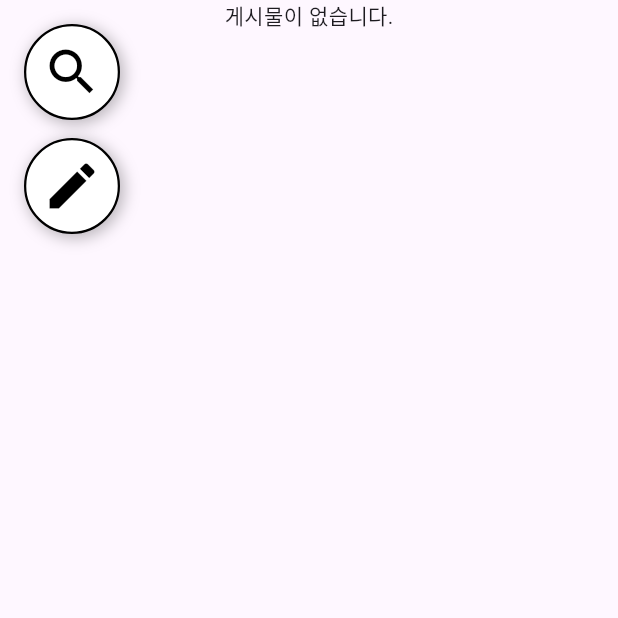
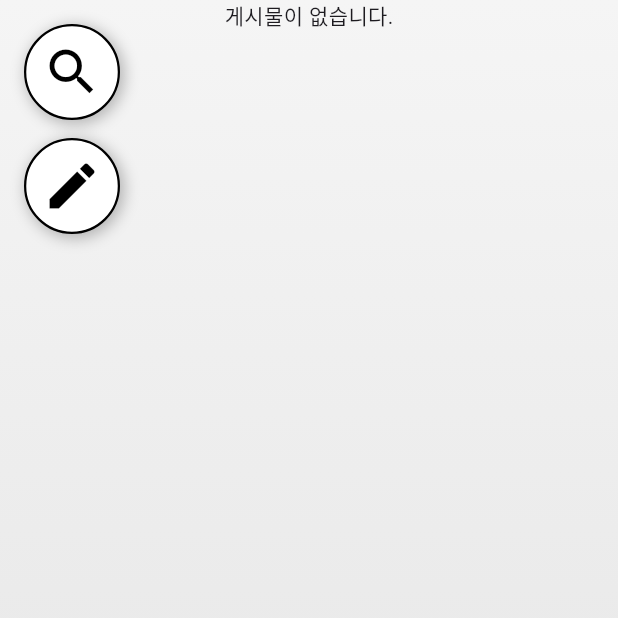
Before and after one commit to HongWonjong/flutter-sns-app, a Flutter app: the PostListPage screen opened by its route, on a phone screen of 412 x 824 dp, the top half of it. Run offline on Flutter 3.47's test engine with Material 3 defaults, Android fonts, the phone set to English and light mode, and no system bars; drawn by our look-alikes of sentry_flutter; our stand-ins replace cloud_firestore, firebase_analytics, firebase_core, firebase_storage, flutter_riverpod, image_picker; accounts and stored records are empty.

Commit message:
feat: post_list_page.dart UI 변경, 게시물 사이의 구분선과 배경을 좀 더 멋있게

```diff
--- a/lib/presentation/constants/app_styles.dart
+++ b/lib/presentation/constants/app_styles.dart
@@ -1,10 +1,9 @@
 import 'package:flutter/material.dart';
 
 class AppStyles {
-  // 색상
   static const Color backgroundColor = Colors.grey;
   static const Color cardBackgroundColor = Color(0xFFE0E0E0);
-  static const Color tagBackgroundColor = Color(0x42D3D3D3);
+  static const Color tagBackgroundColor = Color(0xFFFFFFFF);
   static const Color tagTextColor = Colors.black;
   static const Color iconColor = Colors.black;
   static const Color shadowColor = Colors.black26;
@@ -12,15 +11,18 @@ class AppStyles {
   static const Color dividerColor = Colors.black;
   static const Color iconBackgroundColor = Colors.white;
   static const Color overlayBackgroundColor = Colors.transparent;
-  static const Color searchActiveBackgroundColor = Colors.blue; // 추가: 검색 중 배경색
+  static const Color searchActiveBackgroundColor = Colors.blue;
+  static const Color dividerGradientStart = Color(0xFFBBBBBB); // 추가: 구분선 그라디언트 시작
+  static const Color dividerGradientEnd = Color(0xFF888888); // 추가: 구분선 그라디언트 끝
+  static const Color listBackgroundGradientStart = Color(0xFFF5F5F5); // 추가: 목록 배경 그라디언트
+  static const Color listBackgroundGradientEnd = Color(0xFFE0E0E0);
 
-  // 크기
   static const double cardBorderRadius = 12.0;
   static const double iconSizeSmall = 24.0;
   static const double iconSizeLarge = 40.0;
   static const double chipPaddingHorizontal = 4.0;
   static const double chipSpacing = 8.0;
-  static const double dividerThickness = 1.0;
+  static const double dividerThickness = 0.5; // 수정: 더 얇은 구분선
   static const double iconButtonSize = 64.0;
   static const double iconButtonSizeSmall = 48.0;
   static const double overlayHeightRatio = 0.8;
@@ -30,8 +32,8 @@ class AppStyles {
   static const double maxOverlayFontSize = 48.0;
   static const double splashRadiusLarge = 20.0;
   static const double splashRadiusSmall = 16.0;
+  static const double cardSpacing = 8.0; // 추가: 카드 간 간격
 
-  // 패딩
   static const EdgeInsets pagePadding = EdgeInsets.all(16.0);
   static const EdgeInsets cardPadding = EdgeInsets.symmetric(horizontal: 16.0, vertical: 8.0);
   static const EdgeInsets contentPadding = EdgeInsets.all(12.0);
@@ -40,7 +42,6 @@ class AppStyles {
   static const EdgeInsets iconPaddingSmall = EdgeInsets.all(2.0);
   static const EdgeInsets overlayTextPadding = EdgeInsets.symmetric(horizontal: 12.0, vertical: 8.0);
 
-  // 텍스트 스타일
   static const TextStyle titleStyle = TextStyle(
     fontSize: 24,
     fontWeight: FontWeight.bold,
@@ -69,7 +70,6 @@ class AppStyles {
     ],
   );
 
-  // 그림자
   static const List<BoxShadow> defaultShadow = [
     BoxShadow(
       color: shadowColor,
@@ -79,7 +79,15 @@ class AppStyles {
     ),
   ];
 
-  // 테두리
+  static const List<BoxShadow> dividerShadow = [ // 추가: 구분선 그림자
+    BoxShadow(
+      color: shadowColor,
+      blurRadius: 2.0,
+      offset: Offset(0, 1),
+      spreadRadius: 0.5,
+    ),
+  ];
+
   static const Border iconBorder = Border(
     top: BorderSide(color: dividerColor, width: 1.5),
     bottom: BorderSide(color: dividerColor, width: 1.5),
@@ -87,7 +95,7 @@ class AppStyles {
     right: BorderSide(color: dividerColor, width: 1.5),
   );
 
-  // 애니메이션
   static const Duration animationDuration = Duration(milliseconds: 200);
   static const Curve animationCurve = Curves.easeInOut;
+  static const Duration cardAnimationDuration = Duration(milliseconds: 300); // 추가: 카드 애니메이션
 }
--- a/lib/presentation/pages/post_list_page/post_list_page.dart
+++ b/lib/presentation/pages/post_list_page/post_list_page.dart
@@ -67,7 +67,7 @@ class _PostListPageState extends ConsumerState<PostListPage> {
       _currentTag = tag;
     });
     try {
-      ref.read(postProvider.notifier).state = []; // 검색 전 상태 초기화
+      ref.read(postProvider.notifier).state = [];
       await ref.read(postProvider.notifier).searchPostsByTag(tag);
     } catch (e) {
       setState(() {
@@ -159,6 +159,17 @@ class _PostListPageState extends ConsumerState<PostListPage> {
 
     return Scaffold(
       body: SafeArea(
+        child: Container(
+          decoration: BoxDecoration(
+            gradient: LinearGradient(
+              begin: Alignment.topCenter,
+              end: Alignment.bottomCenter,
+              colors: [
+                AppStyles.listBackgroundGradientStart,
+                AppStyles.listBackgroundGradientEnd,
+              ],
+            ),
+          ),
           child: Stack(
             children: [
               CustomScrollView(
@@ -195,17 +206,35 @@ class _PostListPageState extends ConsumerState<PostListPage> {
                           return Column(
                             children: [
                               Padding(
-                              padding: const EdgeInsets.symmetric(vertical: 4.0),
+                                padding: EdgeInsets.symmetric(
+                                  horizontal: AppStyles.pagePadding.left,
+                                  vertical: AppStyles.cardSpacing,
+                                ),
+                                child: AnimatedOpacity(
+                                  opacity: 1.0,
+                                  duration: AppStyles.cardAnimationDuration,
+                                  curve: AppStyles.animationCurve,
                                   child: PostCard(
                                     post: posts[index],
                                     cardHeight: cardHeight,
                                   ),
                                 ),
+                              ),
                               if (index < posts.length - 1)
-                              Divider(
-                                height: 1,
-                                thickness: AppStyles.dividerThickness,
-                                color: AppStyles.dividerColor,
+                                Container(
+                                  height: AppStyles.dividerThickness,
+                                  margin: EdgeInsets.symmetric(
+                                    horizontal: AppStyles.pagePadding.left,
+                                  ),
+                                  decoration: BoxDecoration(
+                                    gradient: LinearGradient(
+                                      colors: [
+                                        AppStyles.dividerGradientStart,
+                                        AppStyles.dividerGradientEnd,
+                                      ],
+                                    ),
+                                    boxShadow: AppStyles.dividerShadow,
+                                  ),
                                 ),
                             ],
                           );
@@ -260,6 +289,7 @@ class _PostListPageState extends ConsumerState<PostListPage> {
             ],
           ),
         ),
+      ),
     );
   }
 }
```
Lines whose indentation alone changed are shown as unchanged.
